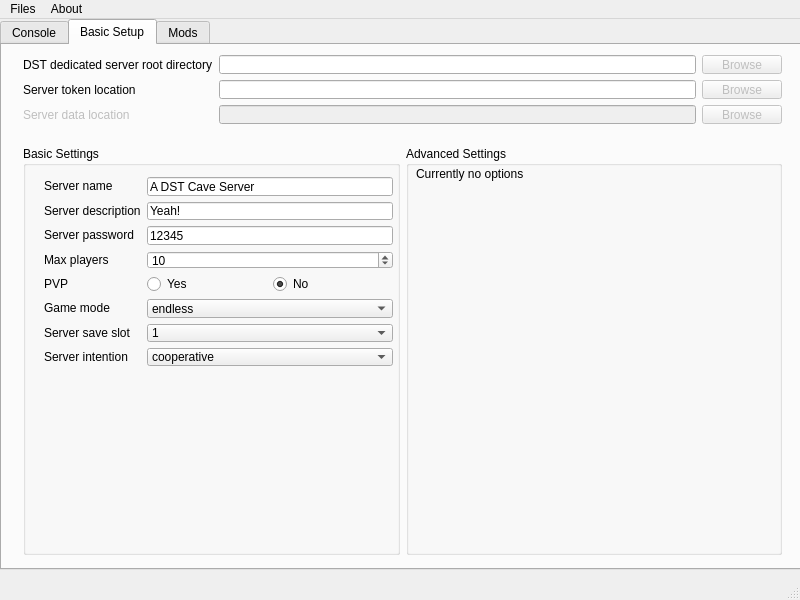
Before: the Qt Designer form mainwindow.ui in KKyang/DSTDedicatedServerGUI, drawn with Qt 5.
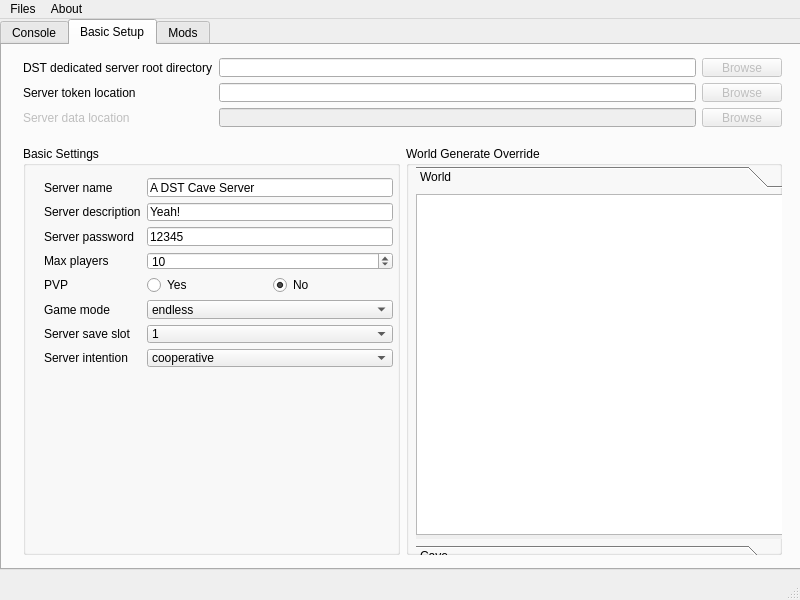
After: the same form once the commit is applied.

Commit message: Able to view template settings. But changing values still doesn't effect.

```diff
--- a/mainwindow.ui
+++ b/mainwindow.ui
@@ -139,100 +139,66 @@
          <property name="title">
           <string>Basic Settings</string>
          </property>
-         <widget class="QWidget" name="layoutWidget">
+         <widget class="QWidget" name="">
           <property name="geometry">
            <rect>
             <x>10</x>
-            <y>20</y>
+            <y>21</y>
             <width>371</width>
             <height>211</height>
            </rect>
           </property>
-          <layout class="QHBoxLayout" name="horizontalLayout_8">
-           <item>
-            <layout class="QVBoxLayout" name="verticalLayout_5">
-             <item>
+          <layout class="QGridLayout" name="gridLayout">
+           <item row="0" column="0">
               <widget class="QLabel" name="label_3">
                <property name="text">
                 <string>Server name</string>
                </property>
               </widget>
              </item>
-             <item>
-              <widget class="QLabel" name="label_4">
-               <property name="text">
-                <string>Server description</string>
-               </property>
-              </widget>
-             </item>
-             <item>
-              <widget class="QLabel" name="label_5">
-               <property name="text">
-                <string>Server password</string>
-               </property>
-              </widget>
-             </item>
-             <item>
-              <widget class="QLabel" name="label_6">
-               <property name="text">
-                <string>Max players</string>
-               </property>
-              </widget>
-             </item>
-             <item>
-              <widget class="QLabel" name="label_7">
-               <property name="text">
-                <string>PVP</string>
-               </property>
-              </widget>
-             </item>
-             <item>
-              <widget class="QLabel" name="label_8">
-               <property name="text">
-                <string>Game mode</string>
-               </property>
-              </widget>
-             </item>
-             <item>
-              <widget class="QLabel" name="label_9">
-               <property name="text">
-                <string>Server save slot</string>
-               </property>
-              </widget>
-             </item>
-             <item>
-              <widget class="QLabel" name="label_11">
-               <property name="text">
-                <string>Server intention</string>
-               </property>
-              </widget>
-             </item>
-            </layout>
-           </item>
-           <item>
-            <layout class="QVBoxLayout" name="verticalLayout_6">
-             <item>
+           <item row="0" column="1">
               <widget class="QLineEdit" name="lineEdit_servername">
                <property name="text">
                 <string>A DST Cave Server</string>
                </property>
               </widget>
              </item>
-             <item>
+           <item row="1" column="0">
+            <widget class="QLabel" name="label_4">
+             <property name="text">
+              <string>Server description</string>
+             </property>
+            </widget>
+           </item>
+           <item row="1" column="1">
               <widget class="QLineEdit" name="lineEdit_serverDescription">
                <property name="text">
                 <string>Yeah!</string>
                </property>
               </widget>
              </item>
-             <item>
+           <item row="2" column="0">
+            <widget class="QLabel" name="label_5">
+             <property name="text">
+              <string>Server password</string>
+             </property>
+            </widget>
+           </item>
+           <item row="2" column="1">
               <widget class="QLineEdit" name="lineEdit_serverPassword">
                <property name="text">
                 <string>12345</string>
                </property>
               </widget>
              </item>
-             <item>
+           <item row="3" column="0">
+            <widget class="QLabel" name="label_6">
+             <property name="text">
+              <string>Max players</string>
+             </property>
+            </widget>
+           </item>
+           <item row="3" column="1">
               <widget class="QSpinBox" name="spinBox_serverMaxPlayers">
                <property name="minimum">
                 <number>1</number>
@@ -245,7 +211,14 @@
                </property>
               </widget>
              </item>
-             <item>
+           <item row="4" column="0">
+            <widget class="QLabel" name="label_7">
+             <property name="text">
+              <string>PVP</string>
+             </property>
+            </widget>
+           </item>
+           <item row="4" column="1">
               <layout class="QHBoxLayout" name="horizontalLayout_7">
                <item>
                 <widget class="QRadioButton" name="radioButton_pvpYes">
@@ -266,7 +239,14 @@
                </item>
               </layout>
              </item>
-             <item>
+           <item row="5" column="0">
+            <widget class="QLabel" name="label_8">
+             <property name="text">
+              <string>Game mode</string>
+             </property>
+            </widget>
+           </item>
+           <item row="5" column="1">
               <widget class="QComboBox" name="comboBox_gamemode">
                <property name="currentIndex">
                 <number>0</number>
@@ -288,7 +268,14 @@
                </item>
               </widget>
              </item>
-             <item>
+           <item row="6" column="0">
+            <widget class="QLabel" name="label_9">
+             <property name="text">
+              <string>Server save slot</string>
+             </property>
+            </widget>
+           </item>
+           <item row="6" column="1">
               <widget class="QComboBox" name="comboBox_serverSaveSlot">
                <property name="layoutDirection">
                 <enum>Qt::LeftToRight</enum>
@@ -320,7 +307,14 @@
                </item>
               </widget>
              </item>
-             <item>
+           <item row="7" column="0">
+            <widget class="QLabel" name="label_11">
+             <property name="text">
+              <string>Server intention</string>
+             </property>
+            </widget>
+           </item>
+           <item row="7" column="1">
               <widget class="QComboBox" name="comboBox_serverIntention">
                <item>
                 <property name="text">
@@ -330,83 +324,94 @@
               </widget>
              </item>
             </layout>
-           </item>
-          </layout>
          </widget>
         </widget>
        </item>
        <item>
         <widget class="QGroupBox" name="groupBox_2">
          <property name="title">
-          <string>Advanced Settings</string>
+          <string>World Generate Override</string>
          </property>
-         <widget class="QLabel" name="label_10">
+         <widget class="QToolBox" name="toolBox">
           <property name="geometry">
            <rect>
             <x>10</x>
             <y>20</y>
-            <width>351</width>
-            <height>16</height>
+            <width>371</width>
+            <height>401</height>
            </rect>
           </property>
-          <property name="text">
-           <string>Currently no options</string>
+          <property name="currentIndex">
+           <number>0</number>
           </property>
-         </widget>
+          <widget class="QWidget" name="page">
+           <property name="geometry">
+            <rect>
+             <x>0</x>
+             <y>0</y>
+             <width>371</width>
+             <height>349</height>
+            </rect>
+           </property>
+           <attribute name="label">
+            <string>World</string>
+           </attribute>
+           <widget class="QTableWidget" name="tableWidget_worldGen">
+            <property name="geometry">
+             <rect>
+              <x>0</x>
+              <y>0</y>
+              <width>371</width>
+              <height>341</height>
+             </rect>
+            </property>
+           </widget>
+          </widget>
+          <widget class="QWidget" name="page_2">
+           <property name="geometry">
+            <rect>
+             <x>0</x>
+             <y>0</y>
+             <width>371</width>
+             <height>349</height>
+            </rect>
+           </property>
+           <attribute name="label">
+            <string>Cave</string>
+           </attribute>
+          </widget>
+         </widget>
+         <zorder>groupBox</zorder>
+         <zorder>toolBox</zorder>
         </widget>
        </item>
       </layout>
      </widget>
-     <widget class="QWidget" name="layoutWidget">
+     <widget class="QWidget" name="">
       <property name="geometry">
        <rect>
         <x>10</x>
-        <y>-1</y>
+        <y>2</y>
         <width>781</width>
         <height>91</height>
        </rect>
       </property>
-      <layout class="QHBoxLayout" name="horizontalLayout_6">
-       <item>
-        <layout class="QVBoxLayout" name="verticalLayout_3">
-         <item>
+      <layout class="QGridLayout" name="gridLayout_2">
+       <item row="0" column="0">
           <widget class="QLabel" name="label">
            <property name="text">
             <string>DST dedicated server root directory</string>
            </property>
           </widget>
          </item>
-         <item>
-          <widget class="QLabel" name="label_12">
-           <property name="text">
-            <string>Server token location</string>
-           </property>
-          </widget>
-         </item>
-         <item>
-          <widget class="QLabel" name="label_2">
-           <property name="enabled">
-            <bool>false</bool>
-           </property>
-           <property name="text">
-            <string>Server data location</string>
-           </property>
-          </widget>
-         </item>
-        </layout>
-       </item>
-       <item>
-        <layout class="QVBoxLayout" name="verticalLayout_4">
-         <item>
-          <layout class="QHBoxLayout" name="horizontalLayout_3">
-           <item>
+       <item row="0" column="1">
             <widget class="QLineEdit" name="lineEdit_dedicatedServerLocation">
              <property name="text">
               <string/>
              </property>
             </widget>
            </item>
-           <item>
+       <item row="0" column="2">
             <widget class="QPushButton" name="pushButton_browseDedicatedServerLocation">
              <property name="enabled">
               <bool>false</bool>
@@ -416,18 +421,21 @@
              </property>
             </widget>
            </item>
-          </layout>
-         </item>
-         <item>
-          <layout class="QHBoxLayout" name="horizontalLayout_9">
-           <item>
+       <item row="1" column="0">
+        <widget class="QLabel" name="label_12">
+         <property name="text">
+          <string>Server token location</string>
+         </property>
+        </widget>
+       </item>
+       <item row="1" column="1">
             <widget class="QLineEdit" name="lineEdit_serverTokenLocation">
              <property name="enabled">
               <bool>true</bool>
              </property>
             </widget>
            </item>
-           <item>
+       <item row="1" column="2">
             <widget class="QPushButton" name="pushButton_browseServerTokenLocation">
              <property name="enabled">
               <bool>false</bool>
@@ -437,18 +445,24 @@
              </property>
             </widget>
            </item>
-          </layout>
-         </item>
-         <item>
-          <layout class="QHBoxLayout" name="horizontalLayout_5">
-           <item>
+       <item row="2" column="0">
+        <widget class="QLabel" name="label_2">
+         <property name="enabled">
+          <bool>false</bool>
+         </property>
+         <property name="text">
+          <string>Server data location</string>
+         </property>
+        </widget>
+       </item>
+       <item row="2" column="1">
             <widget class="QLineEdit" name="lineEdit_serverDataLocation">
              <property name="enabled">
               <bool>false</bool>
              </property>
             </widget>
            </item>
-           <item>
+       <item row="2" column="2">
             <widget class="QPushButton" name="pushButton_browseServerDataLocation">
              <property name="enabled">
               <bool>false</bool>
@@ -459,10 +473,6 @@
             </widget>
            </item>
           </layout>
-         </item>
-        </layout>
-       </item>
-      </layout>
      </widget>
     </widget>
     <widget class="QWidget" name="tab_3">
```
Left out of the diff: 3 changed lines with no effect on the pictures. Lines whose indentation alone changed are shown as unchanged. The commit also changes 6 other files.
